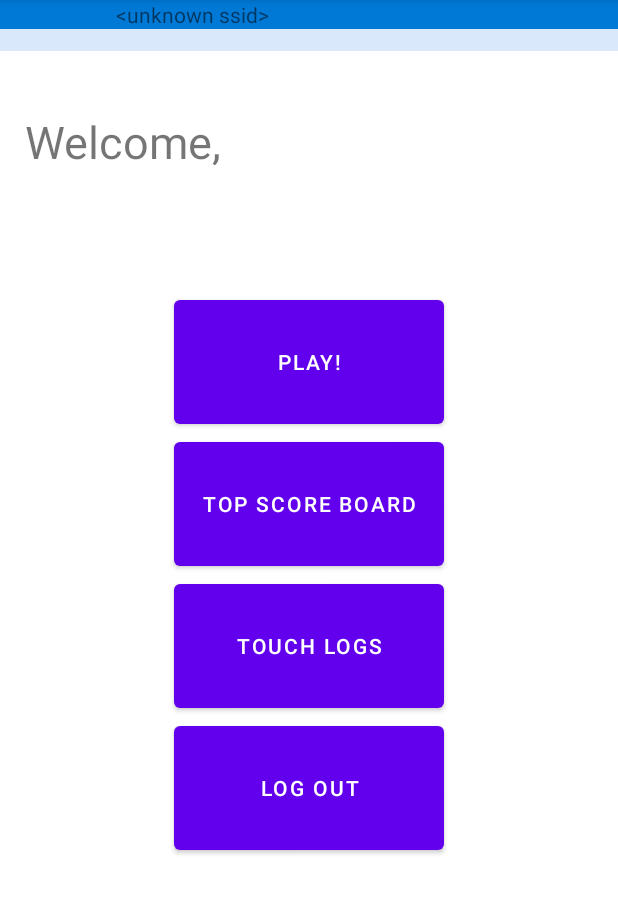
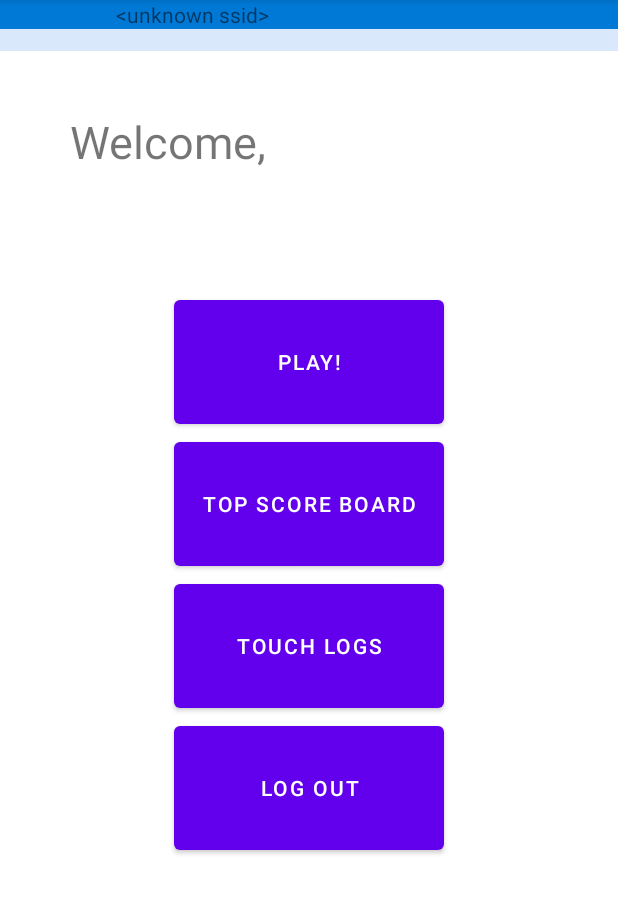
Before and after one commit to yuvalgeva77/Tap_The_Dot, an Android app: the Menu screen opened directly, with no data from a screen before it, on a phone screen of 412 x 824 dp, the part 84-998 px from its top. Run offline under Robolectric (Android 15) with nearby library versions, the phone set to English and light mode, and no system bars.

Commit message:
visual fix

```diff
--- a/app/src/main/res/layout/activity_main.xml
+++ b/app/src/main/res/layout/activity_main.xml
@@ -10,8 +10,8 @@
 
     <Button
         android:id="@+id/loginButton"
-        android:layout_width="wrap_content"
-        android:layout_height="35dp"
+        android:layout_width="105dp"
+        android:layout_height="47dp"
         android:onClick="sendLoginInfo"
         android:text="@string/login"
         app:layout_constraintBottom_toBottomOf="parent"
--- a/app/src/main/res/layout/activity_menu.xml
+++ b/app/src/main/res/layout/activity_menu.xml
@@ -20,13 +20,16 @@
         >
     </FrameLayout>
 
+
     <TextView
         android:id="@+id/nameTextBox"
         android:layout_width="wrap_content"
         android:layout_height="wrap_content"
-        android:layout_marginLeft="-120dp"
+        android:layout_marginStart="-90dp"
+        android:layout_marginLeft="-90dp"
         android:layout_marginTop="40dp"
         android:layout_marginBottom="50dp"
+        android:layout_weight="2"
         android:gravity="center_horizontal|left"
         android:text="@string/textview"
         android:textSize="30sp"
@@ -35,9 +38,7 @@
         app:layout_constraintHorizontal_bias="0.074"
         app:layout_constraintStart_toStartOf="parent"
         app:layout_constraintTop_toBottomOf="@+id/textView3"
-        app:layout_constraintVertical_bias="0.0"
-        android:layout_weight="2"/>
-
+        app:layout_constraintVertical_bias="0.0" />
 
     <Button
         android:id="@+id/playBotton"
```
